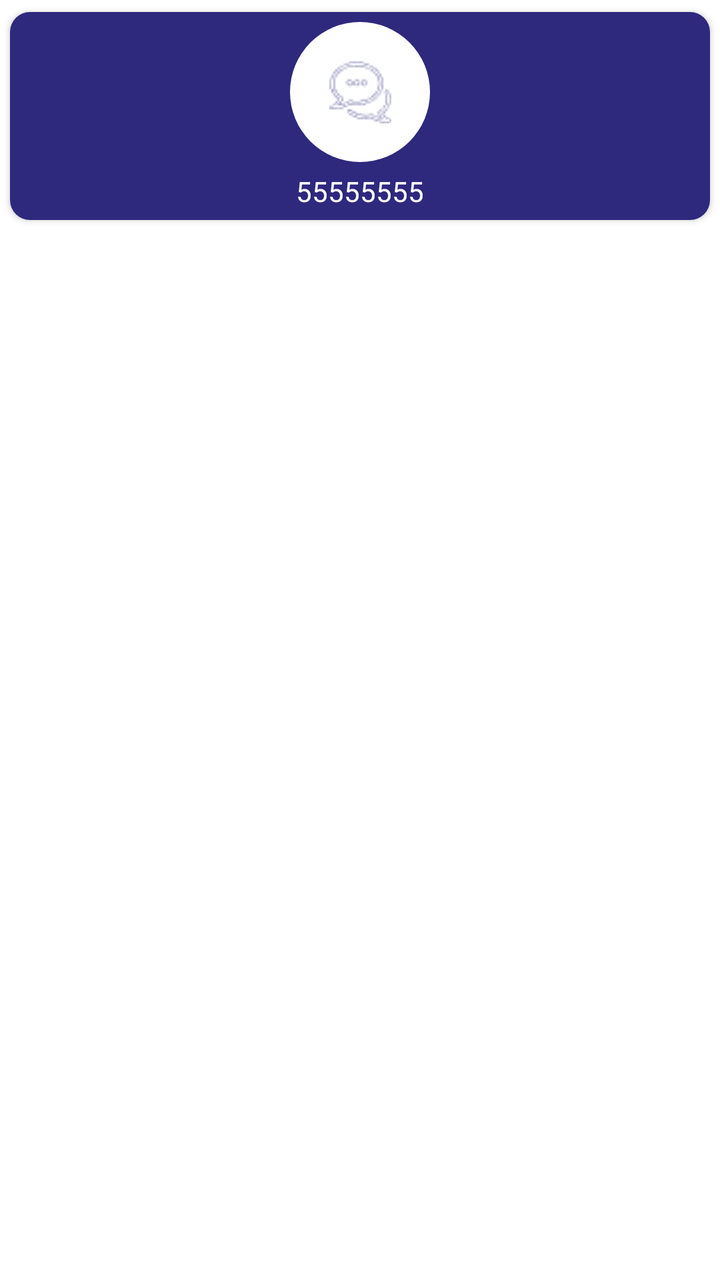
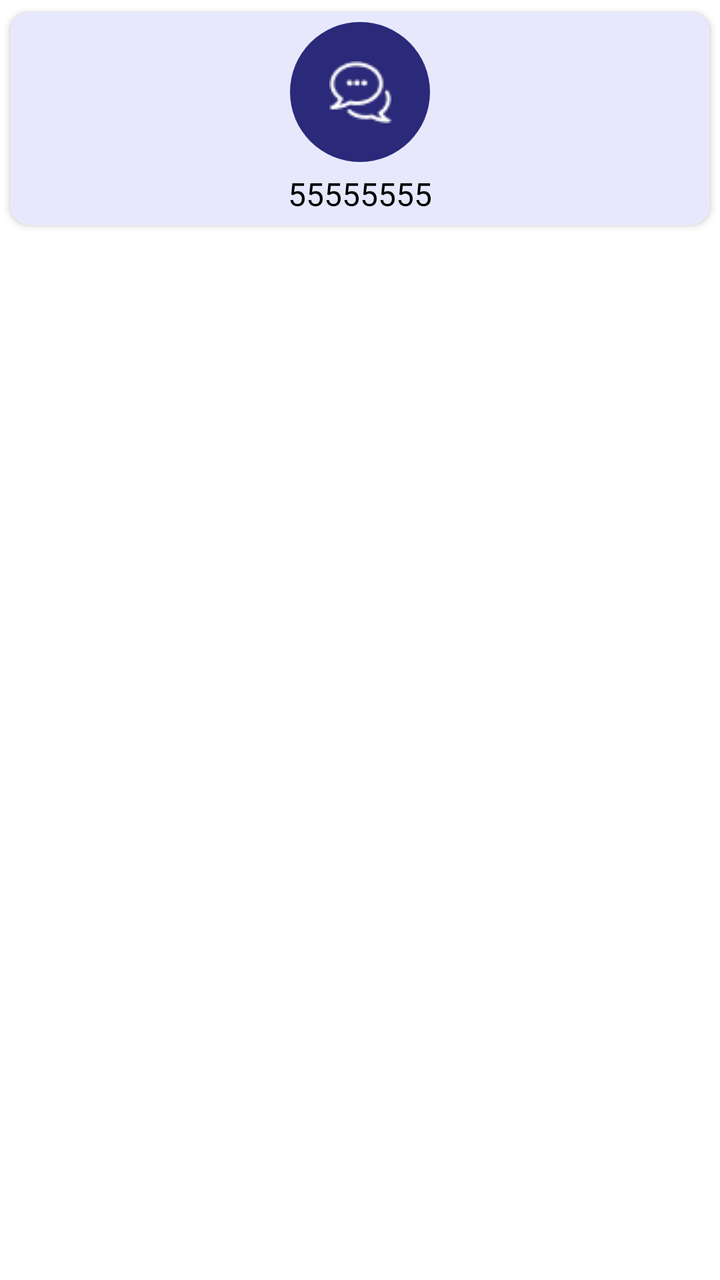

Before-and-after screenshots of an Android layout around one commit, followed by the original layout XML and the change that was made.
<!-- AndroidManifest.xml: application theme Theme.NewDesign -->
<!-- res/layout/item_layout_rvservices.xml -->
<?xml version="1.0" encoding="utf-8"?>
<androidx.constraintlayout.widget.ConstraintLayout xmlns:android="http://schemas.android.com/apk/res/android"
        xmlns:app="http://schemas.android.com/apk/res-auto"
        android:layout_width="match_parent"
        android:layout_height="wrap_content">

    <androidx.cardview.widget.CardView
            android:id="@+id/cardview"
            android:layout_width="match_parent"
            android:layout_height="wrap_content"
            app:cardCornerRadius="10dp"
            app:cardUseCompatPadding="true"
            android:background="@color/new_color"
            app:layout_constraintEnd_toEndOf="parent"
            app:layout_constraintStart_toStartOf="parent"
            app:layout_constraintTop_toTopOf="parent"

            >

        <androidx.constraintlayout.widget.ConstraintLayout
                android:id="@+id/layput_services"
                android:layout_width="match_parent"
                android:layout_height="match_parent"
                android:background="@color/new_color"
                android:padding="5dp">

            <androidx.constraintlayout.widget.ConstraintLayout
                    android:id="@+id/layout_uploadImage"
                    android:layout_width="70dp"
                    android:layout_height="70dp"
                    android:background="@drawable/bg_circle_white"
                    app:layout_constraintTop_toTopOf="parent"
                    app:layout_constraintEnd_toEndOf="parent"
                    app:layout_constraintStart_toStartOf="parent">

                <com.google.android.material.imageview.ShapeableImageView
                        android:id="@+id/iv_services"
                        android:layout_width="45dp"
                        android:layout_height="42dp"
                        android:adjustViewBounds="true"
                        android:src="@drawable/ic_chat"
                        android:scaleType="center"
                        android:maxWidth="@dimen/_5sdp"
                        android:fitsSystemWindows="true"
                        app:layout_constraintBottom_toBottomOf="parent"
                        app:layout_constraintEnd_toEndOf="parent"
                        app:layout_constraintStart_toStartOf="parent"
                        app:layout_constraintTop_toTopOf="parent" />
            </androidx.constraintlayout.widget.ConstraintLayout>


            <TextView
                    android:id="@+id/tv_serviceName"
                    android:layout_width="wrap_content"
                    android:layout_height="wrap_content"
                    android:layout_marginTop="5dp"
                    android:text="55555555"
                    android:gravity="center"
                    android:textAppearance="@style/TextAppearance.AppCompat.Headline"
                    android:textColor="@color/white"
                    android:textSize="14sp"
                    app:layout_constraintStart_toStartOf="parent"
                    app:layout_constraintEnd_toEndOf="parent"
                    app:layout_constraintTop_toBottomOf="@+id/layout_uploadImage" />


        </androidx.constraintlayout.widget.ConstraintLayout>

    </androidx.cardview.widget.CardView>
</androidx.constraintlayout.widget.ConstraintLayout>
<!-- resources referenced by this layout -->
<resources>
  <color name="new_color">#2e297d</color>
  <color name="white">#FFFFFFFF</color>
  <!-- drawable bg_circle_white (drawable) -->
  <?xml version="1.0" encoding="utf-8"?>
  <shape xmlns:android="http://schemas.android.com/apk/res/android"
      android:shape="oval"
      >
  
      <size android:width="20dp" android:height="20dp"/>
      <solid android:color="@color/white"/>
  
  </shape>
  <!-- drawable ic_chat: png bitmap (drawable, 1329 bytes) -->
  <style name="Theme.NewDesign" parent="Theme.MaterialComponents.Light.NoActionBar">
          
          <item name="colorPrimary">@color/purple_500</item>
          <item name="colorPrimaryVariant">@color/purple_700</item>
          <item name="colorOnPrimary">@color/white</item>
          
          <item name="colorSecondary">#0639BA</item>
          <item name="colorSecondaryVariant">@color/teal_700</item>
          <item name="colorOnSecondary">@color/black</item>
          
          <item name="android:statusBarColor">?attr/colorPrimaryVariant</item>
          
      </style>
  <color name="purple_500">#AEB3BE</color>
  <color name="purple_700">#FF3700B3</color>
  <color name="teal_700">#FF018786</color>
  <color name="black">#FF000000</color>
</resources>

<!-- the commit's change to res/layout/item_layout_rvservices.xml (unified diff, before → after) -->
@@ -21,14 +21,14 @@
                 android:id="@+id/layput_services"
                 android:layout_width="match_parent"
                 android:layout_height="match_parent"
-                android:background="@color/new_color"
+                android:background="@color/move"
                 android:padding="5dp">
 
             <androidx.constraintlayout.widget.ConstraintLayout
                     android:id="@+id/layout_uploadImage"
                     android:layout_width="70dp"
                     android:layout_height="70dp"
-                    android:background="@drawable/bg_circle_white"
+                    android:background="@drawable/bg_circle"
                     app:layout_constraintTop_toTopOf="parent"
                     app:layout_constraintEnd_toEndOf="parent"
                     app:layout_constraintStart_toStartOf="parent">
@@ -39,6 +39,7 @@
                         android:layout_height="42dp"
                         android:adjustViewBounds="true"
                         android:src="@drawable/ic_chat"
+                        app:tint="@color/white"
                         android:scaleType="center"
                         android:maxWidth="@dimen/_5sdp"
                         android:fitsSystemWindows="true"
@@ -57,8 +58,8 @@
                     android:text="55555555"
                     android:gravity="center"
                     android:textAppearance="@style/TextAppearance.AppCompat.Headline"
-                    android:textColor="@color/white"
-                    android:textSize="14sp"
+                    android:textColor="@color/black"
+                    android:textSize="16sp"
                     app:layout_constraintStart_toStartOf="parent"
                     app:layout_constraintEnd_toEndOf="parent"
                     app:layout_constraintTop_toBottomOf="@+id/layout_uploadImage" />
<!-- resource entries referenced after the edit -->
@@ -2,14 +2,14 @@
 <resources>
   <color name="new_color">#2e297d</color>
   <color name="white">#FFFFFFFF</color>
-  <!-- drawable bg_circle_white (drawable) -->
+  <!-- drawable bg_circle (drawable) -->
   <?xml version="1.0" encoding="utf-8"?>
   <shape xmlns:android="http://schemas.android.com/apk/res/android"
       android:shape="oval"
       >
   
       <size android:width="20dp" android:height="20dp"/>
-      <solid android:color="@color/white"/>
+      <solid android:color="@color/blue"/>
   
   </shape>
   <!-- drawable ic_chat: png bitmap (drawable, 1329 bytes) -->
@@ -26,9 +26,11 @@
           <item name="android:statusBarColor">?attr/colorPrimaryVariant</item>
           
       </style>
+  <color name="blue">#2B2979</color>
   <color name="purple_500">#AEB3BE</color>
   <color name="purple_700">#FF3700B3</color>
   <color name="teal_700">#FF018786</color>
   <color name="black">#FF000000</color>
+  <color name="move">#E8E8FD</color>
 </resources>
 
